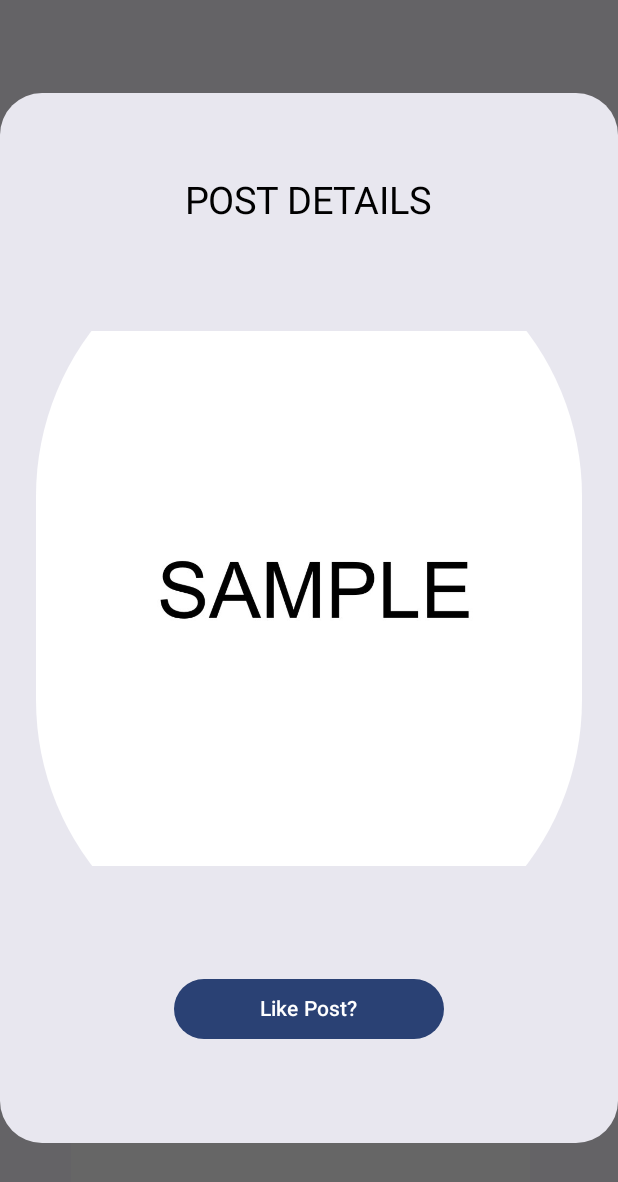
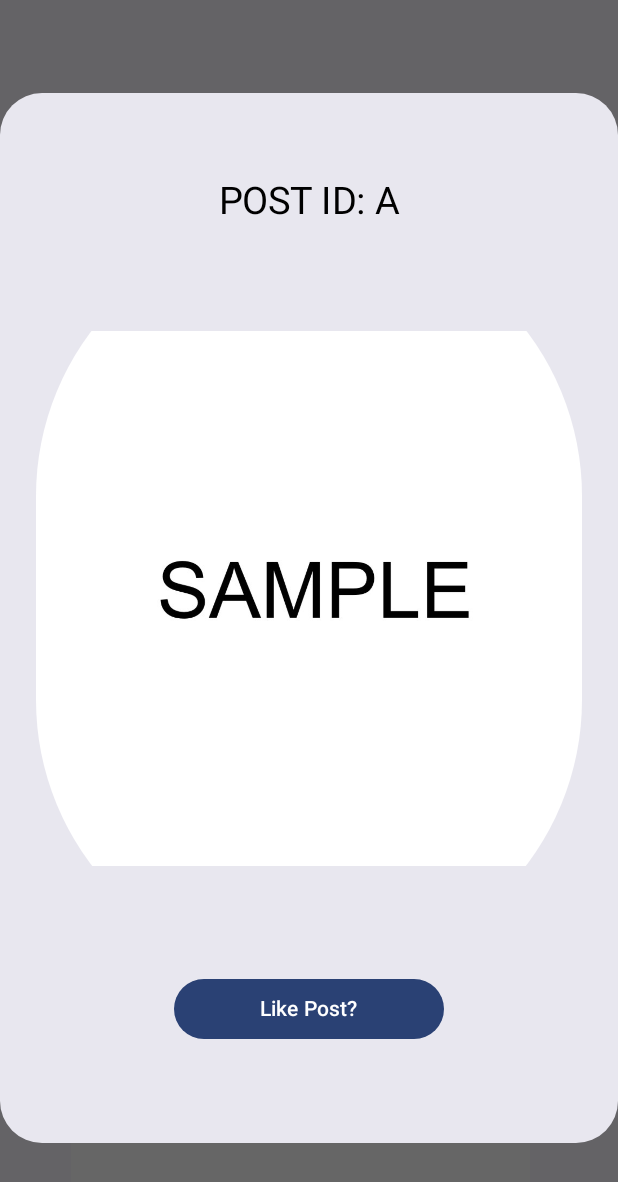
Before and after one commit to wjb035/403-project, an Android app built with Jetpack Compose: the composable leaderboard shown on its own in the app's theme, after a tap on "Image", on a phone screen of 412 x 824 dp. Shown: the top 1182 px of the screen. Run offline under Robolectric (Android 15) with nearby library versions, the phone set to English and light mode, and no system bars.

Commit message:
added some comments to the leaderboardActivity file, and more cursory retrospective prep

```diff
--- a/app/src/main/java/com/example/drawingapp/leaderboardActivity.kt
+++ b/app/src/main/java/com/example/drawingapp/leaderboardActivity.kt
@@ -71,9 +71,14 @@ fun leaderboard(navCon: NavController) {
             }
         }
     }
+    // showDialog lets us know when to do the pop-up
+    // postID is a temporary identification number associated with each post
     var showDialog by remember {mutableStateOf(false)}
+    var postID by remember {mutableStateOf("NULL")}
+
+    // When the user clicks the post button, the alertdialog function is triggered
     if  (showDialog){
-        AlertDialog(onDismiss = {showDialog = false})
+        AlertDialog(onDismiss = {showDialog = false}, postID)
     }
 
 
@@ -84,9 +89,12 @@ fun leaderboard(navCon: NavController) {
         .offset(0.dp, 100.dp)
     ) {
         items(items = list, itemContent = { item ->
+            //LazyColumn displays one hundred IconButtons- the images for which are all currently sample images (not real data)
             when (item) {
                 else -> {
-                    IconButton(onClick = {showDialog = true},
+                    //When the IconButton is pressed, stores the item id in the postID variable, and showDialog is marked as true.
+                    IconButton(onClick = {showDialog = true
+                                         postID = item},
                         modifier = Modifier
                             .width(400.dp).height(300.dp)
                     ) {
@@ -102,8 +110,11 @@ fun leaderboard(navCon: NavController) {
     }
 }
 
+
+//Primarily boilerplate code for displaying the necessary items- the image is currently kept as an IconButton and the like button
+// has not been linked to any actual database functionality yet.
 @Composable
-fun AlertDialog(onDismiss: ()-> Unit){
+fun AlertDialog(onDismiss: ()-> Unit, postID: String){
     AlertDialog(
         onDismissRequest = onDismiss,
         confirmButton = {},
@@ -124,7 +135,7 @@ fun AlertDialog(onDismiss: ()-> Unit){
                 horizontalAlignment = Alignment.CenterHorizontally,
                 verticalArrangement = Arrangement.Center
             ){
-                Text(text="POST DETAILS", fontSize = 25.sp, color = Color.Black)
+                Text(text="POST ID: " + postID, fontSize = 25.sp, color = Color.Black)
 
                 IconButton(onClick = {},
                     modifier = Modifier
--- a/app/src/main/java/com/example/drawingapp/ui/home/HomeScreen.kt
+++ b/app/src/main/java/com/example/drawingapp/ui/home/HomeScreen.kt
@@ -35,7 +35,7 @@ fun HomeScreen(navCon: NavController) {
         Button(onClick = {
             navCon.navigate("leaderboard")
         }) {
-            Text("Go to Leaderboard")
+            Text("Go to Gallery")
         }
     }
 
--- a/app/src/main/java/com/example/drawingapp/ui/whiteboardActivity.kt
+++ b/app/src/main/java/com/example/drawingapp/ui/whiteboardActivity.kt
@@ -388,6 +388,6 @@ suspend fun saveDrawing(context: Context, lines: List<Line>){
 
     }
     else{
-        Toast.makeText(context, "Saved!", Toast.LENGTH_SHORT).show()
+        Toast.makeText(context, "Unable to save, please try again.", Toast.LENGTH_SHORT).show()
     }
 }
```
